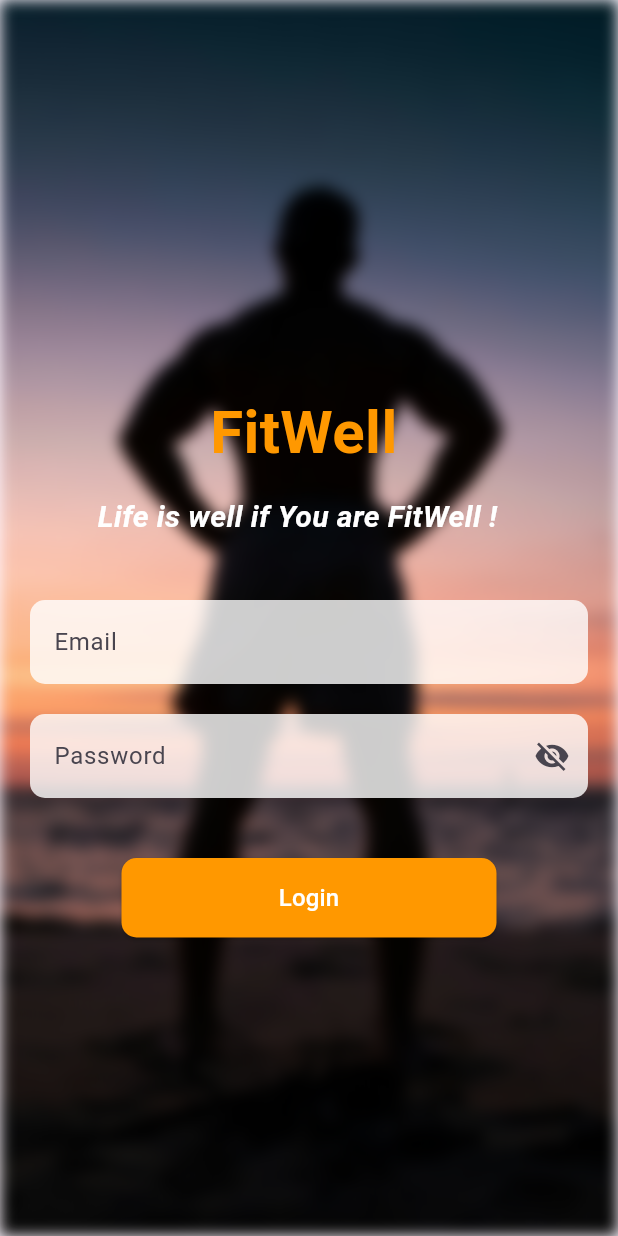
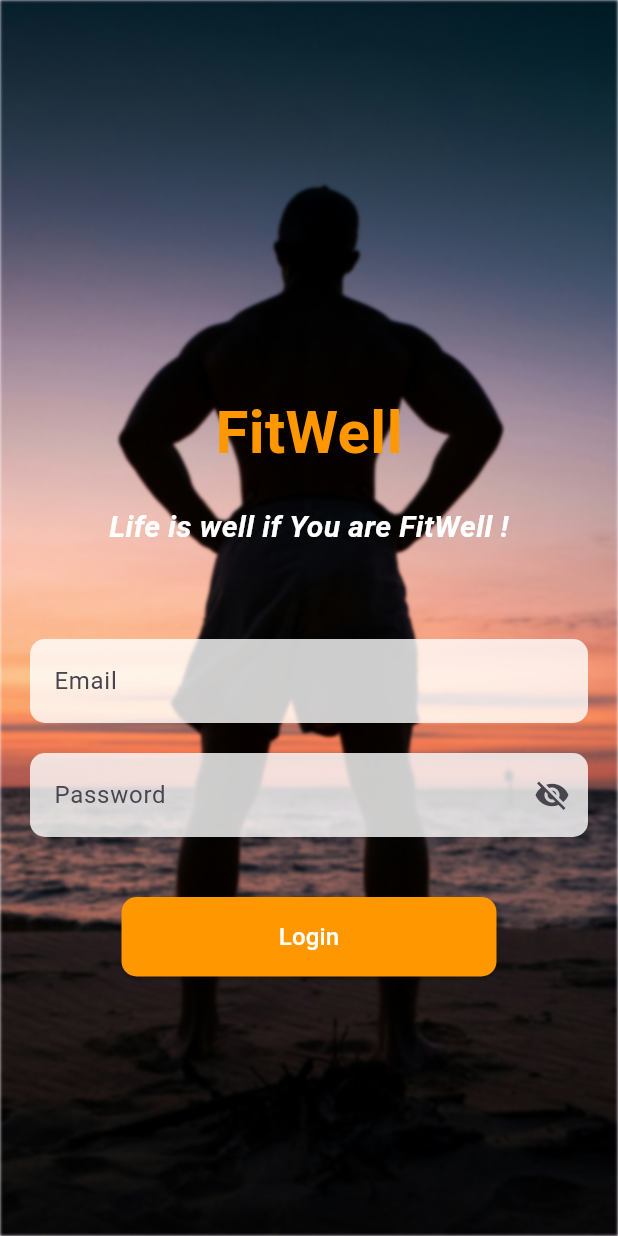
Before and after one commit to Labeebkhan/fitwell, a Flutter app: the screen it shows after launch, on a phone screen of 412 x 824 dp. Run offline on Flutter 3.47's test engine with Material 3 defaults, Android fonts, the phone set to English and light mode, and no system bars.

Commit message:
Positoned The Login Page Finally

```diff
--- a/lib/screen/login.dart
+++ b/lib/screen/login.dart
@@ -22,15 +22,20 @@ class _LoginState extends State<Login> {
           // Background with blur
           Positioned.fill(
             child: ImageFiltered(
-              imageFilter: ImageFilter.blur(sigmaX: 5, sigmaY: 5),
+              imageFilter: ImageFilter.blur(sigmaX: 1, sigmaY: 1),
               child: Image.asset('assets/images/login2.jpg', fit: BoxFit.cover),
             ),
           ),
 
-          // App title
-          const Positioned.fill(
-            top: 260,
-            left: 140,
+          // Foreground scrollable content
+          Positioned.fill(
+            child: SingleChildScrollView(
+              padding: const EdgeInsets.symmetric(horizontal: 20, vertical: 60),
+              child: Column(
+                crossAxisAlignment: CrossAxisAlignment.center,
+                children: [
+                  const SizedBox(height: 200),
+                  const Center(
                     child: Text(
                       'FitWell',
                       style: TextStyle(
@@ -40,13 +45,11 @@ class _LoginState extends State<Login> {
                       ),
                     ),
                   ),
-
-          // Subtitle
-          const Positioned.fill(
-            top: 330,
-            left: 65,
+                  const SizedBox(height: 20),
+                  const Center(
                     child: Text(
                       'Life is well if You are FitWell !',
+                      textAlign: TextAlign.center,
                       style: TextStyle(
                         color: Colors.white,
                         fontSize: 20,
@@ -55,18 +58,7 @@ class _LoginState extends State<Login> {
                       ),
                     ),
                   ),
-
-          // Scrollable Positioned text fields
-          Positioned.fill(
-            child: SingleChildScrollView(
-              padding: const EdgeInsets.only(
-                top: 400,
-                left: 20,
-                right: 20,
-                bottom: 100,
-              ),
-              child: Column(
-                children: [
+                  const SizedBox(height: 60),
                   TextField(
                     controller: _emailController,
                     decoration: InputDecoration(
@@ -95,8 +87,6 @@ class _LoginState extends State<Login> {
                     ),
                   ),
                   const SizedBox(height: 40),
-
-                  // Login button
                   ElevatedButton(
                     onPressed: () {},
                     style: ElevatedButton.styleFrom(
```
Lines whose indentation alone changed are shown as unchanged.
